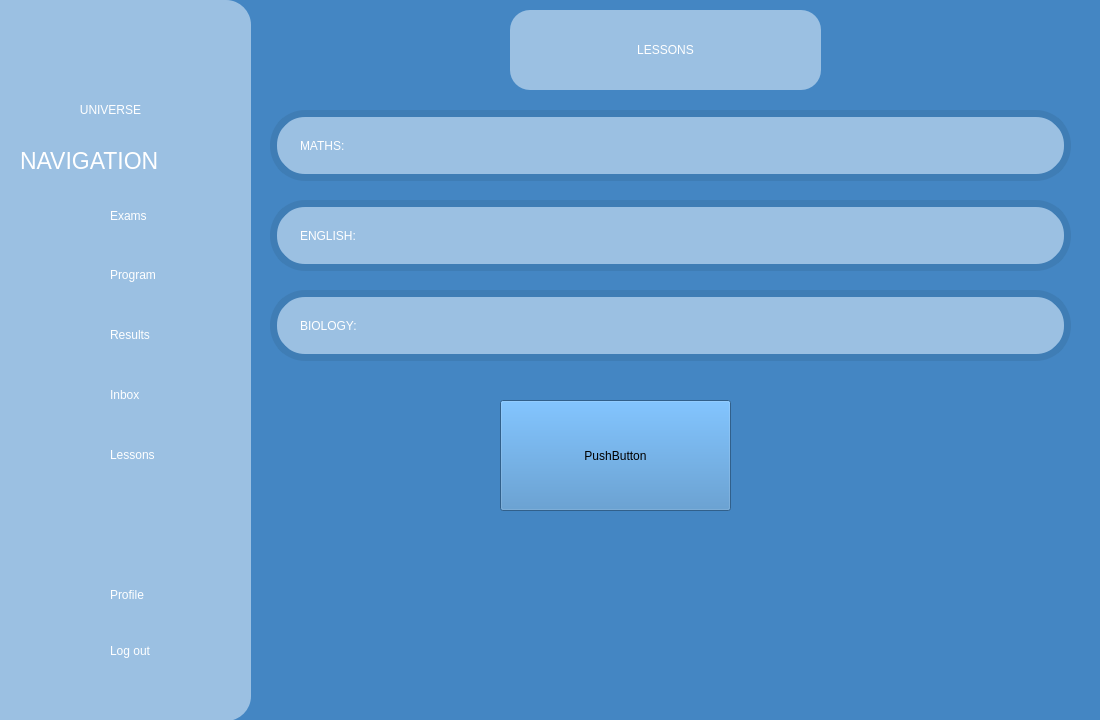
The window that AGUniverse/presentationLayer/lessons.ui (codingburgas/sprint-eschool-ag-universe) describes before a commit, drawn with Qt 5.
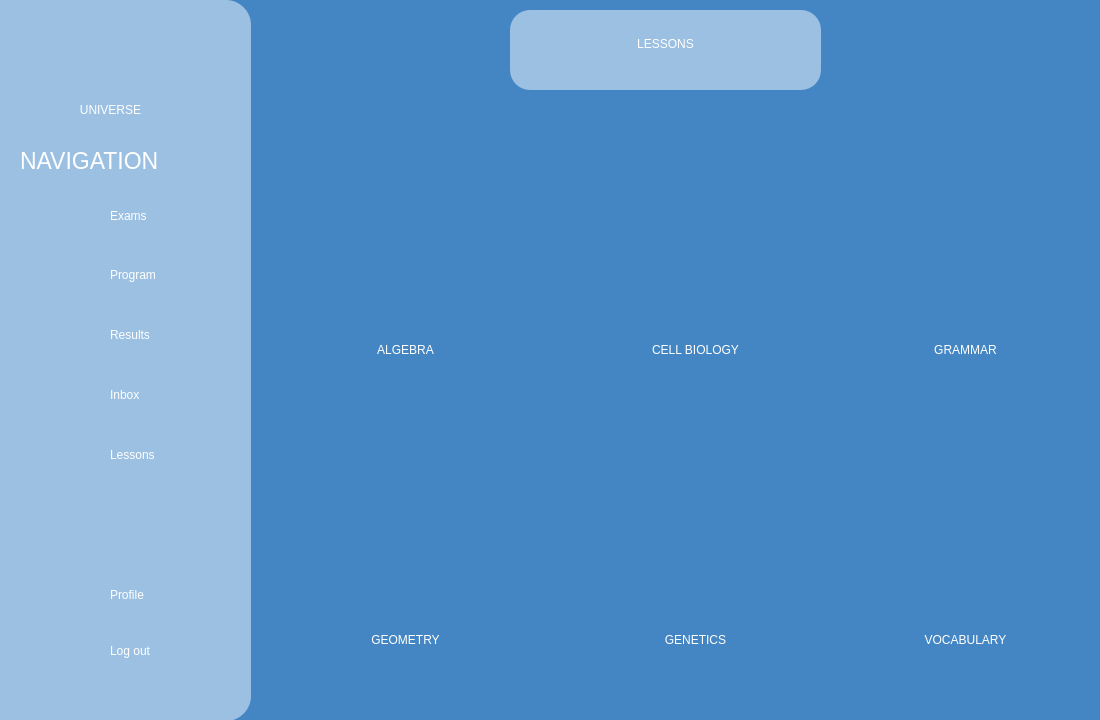
The same window after the commit. Icons and pictures are not drawn.

Commit message: Finish lessons page. Closes #46, #47

```diff
--- a/AGUniverse/presentationLayer/lessons.ui
+++ b/AGUniverse/presentationLayer/lessons.ui
@@ -40,7 +40,7 @@
     <property name="geometry">
      <rect>
       <x>10</x>
-      <y>10</y>
+      <y>4</y>
       <width>291</width>
       <height>61</height>
      </rect>
@@ -394,16 +394,14 @@
   <widget class="QLabel" name="mathsBox">
    <property name="geometry">
     <rect>
-     <x>270</x>
+     <x>294</x>
      <y>110</y>
-     <width>801</width>
-     <height>71</height>
+     <width>221</width>
+     <height>211</height>
     </rect>
    </property>
    <property name="styleSheet">
-    <string notr="true">background-color:rgb(155, 192, 226);
-border:7px solid #3F7DB5;
-border-radius:35px;</string>
+    <string notr="true">background-color:none;</string>
    </property>
    <property name="text">
     <string/>
@@ -412,104 +410,321 @@
   <widget class="QLabel" name="mathsLabel">
    <property name="geometry">
     <rect>
-     <x>300</x>
-     <y>130</y>
-     <width>741</width>
-     <height>31</height>
+     <x>260</x>
+     <y>320</y>
+     <width>291</width>
+     <height>61</height>
     </rect>
    </property>
    <property name="styleSheet">
-    <string notr="true">background-color:rgb(155, 192, 226);
-color:white;
-font: 21pt &quot;Aura&quot;;</string>
+    <string notr="true">color:white;
+font: 32pt &quot;Aura&quot;;
+background-color:none;</string>
    </property>
    <property name="text">
-    <string>MATHS:</string>
+    <string>&lt;html&gt;&lt;head/&gt;&lt;body&gt;&lt;p align=&quot;center&quot;&gt;ALGEBRA&lt;/p&gt;&lt;/body&gt;&lt;/html&gt;</string>
    </property>
   </widget>
   <widget class="QLabel" name="englishBox">
    <property name="geometry">
     <rect>
-     <x>270</x>
-     <y>200</y>
-     <width>801</width>
-     <height>71</height>
+     <x>584</x>
+     <y>110</y>
+     <width>221</width>
+     <height>211</height>
     </rect>
    </property>
    <property name="styleSheet">
-    <string notr="true">background-color:rgb(155, 192, 226);
-border:7px solid #3F7DB5;
+    <string notr="true">background-color:none;</string>
+   </property>
+   <property name="text">
+    <string/>
+   </property>
+   <property name="pixmap">
+    <pixmap resource="../resources.qrc">:/assets/images/file-icon.png</pixmap>
+   </property>
+   <property name="scaledContents">
+    <bool>true</bool>
+   </property>
+  </widget>
+  <widget class="QLabel" name="cellBiologyTitle">
+   <property name="geometry">
+    <rect>
+     <x>550</x>
+     <y>320</y>
+     <width>291</width>
+     <height>61</height>
+    </rect>
+   </property>
+   <property name="styleSheet">
+    <string notr="true">color:white;
+font: 32pt &quot;Aura&quot;;
+background-color:none;</string>
+   </property>
+   <property name="text">
+    <string>&lt;html&gt;&lt;head/&gt;&lt;body&gt;&lt;p align=&quot;center&quot;&gt;CELL BIOLOGY&lt;/p&gt;&lt;/body&gt;&lt;/html&gt;</string>
+   </property>
+  </widget>
+  <widget class="QLabel" name="grammarIcon">
+   <property name="geometry">
+    <rect>
+     <x>854</x>
+     <y>110</y>
+     <width>221</width>
+     <height>211</height>
+    </rect>
+   </property>
+   <property name="styleSheet">
+    <string notr="true">background-color:none;</string>
+   </property>
+   <property name="text">
+    <string/>
+   </property>
+   <property name="pixmap">
+    <pixmap resource="../resources.qrc">:/assets/images/file-icon.png</pixmap>
+   </property>
+   <property name="scaledContents">
+    <bool>true</bool>
+   </property>
+  </widget>
+  <widget class="QLabel" name="grammarTitle">
+   <property name="geometry">
+    <rect>
+     <x>820</x>
+     <y>320</y>
+     <width>291</width>
+     <height>61</height>
+    </rect>
+   </property>
+   <property name="styleSheet">
+    <string notr="true">color:white;
+font: 32pt &quot;Aura&quot;;
+background-color:none;</string>
+   </property>
+   <property name="text">
+    <string>&lt;html&gt;&lt;head/&gt;&lt;body&gt;&lt;p align=&quot;center&quot;&gt;GRAMMAR&lt;/p&gt;&lt;/body&gt;&lt;/html&gt;</string>
+   </property>
+  </widget>
+  <widget class="QLabel" name="geometryIcon">
+   <property name="geometry">
+    <rect>
+     <x>294</x>
+     <y>400</y>
+     <width>221</width>
+     <height>211</height>
+    </rect>
+   </property>
+   <property name="styleSheet">
+    <string notr="true">background-color:none;</string>
+   </property>
+   <property name="text">
+    <string/>
+   </property>
+   <property name="pixmap">
+    <pixmap resource="../resources.qrc">:/assets/images/file-icon.png</pixmap>
+   </property>
+   <property name="scaledContents">
+    <bool>true</bool>
+   </property>
+  </widget>
+  <widget class="QLabel" name="geometryTitle">
+   <property name="geometry">
+    <rect>
+     <x>260</x>
+     <y>610</y>
+     <width>291</width>
+     <height>61</height>
+    </rect>
+   </property>
+   <property name="styleSheet">
+    <string notr="true">color:white;
+font: 32pt &quot;Aura&quot;;
+background-color:none;</string>
+   </property>
+   <property name="text">
+    <string>&lt;html&gt;&lt;head/&gt;&lt;body&gt;&lt;p align=&quot;center&quot;&gt;GEOMETRY&lt;/p&gt;&lt;/body&gt;&lt;/html&gt;</string>
+   </property>
+  </widget>
+  <widget class="QLabel" name="geneticsTitle">
+   <property name="geometry">
+    <rect>
+     <x>550</x>
+     <y>610</y>
+     <width>291</width>
+     <height>61</height>
+    </rect>
+   </property>
+   <property name="styleSheet">
+    <string notr="true">color:white;
+font: 32pt &quot;Aura&quot;;
+background-color:none;</string>
+   </property>
+   <property name="text">
+    <string>&lt;html&gt;&lt;head/&gt;&lt;body&gt;&lt;p align=&quot;center&quot;&gt;GENETICS&lt;/p&gt;&lt;/body&gt;&lt;/html&gt;</string>
+   </property>
+  </widget>
+  <widget class="QLabel" name="geneticsIcon">
+   <property name="geometry">
+    <rect>
+     <x>584</x>
+     <y>400</y>
+     <width>221</width>
+     <height>211</height>
+    </rect>
+   </property>
+   <property name="styleSheet">
+    <string notr="true">background-color:none;</string>
+   </property>
+   <property name="text">
+    <string/>
+   </property>
+   <property name="pixmap">
+    <pixmap resource="../resources.qrc">:/assets/images/file-icon.png</pixmap>
+   </property>
+   <property name="scaledContents">
+    <bool>true</bool>
+   </property>
+  </widget>
+  <widget class="QLabel" name="vocabularyTitle">
+   <property name="geometry">
+    <rect>
+     <x>820</x>
+     <y>610</y>
+     <width>291</width>
+     <height>61</height>
+    </rect>
+   </property>
+   <property name="styleSheet">
+    <string notr="true">color:white;
+font: 32pt &quot;Aura&quot;;
+background-color:none;</string>
+   </property>
+   <property name="text">
+    <string>&lt;html&gt;&lt;head/&gt;&lt;body&gt;&lt;p align=&quot;center&quot;&gt;VOCABULARY&lt;/p&gt;&lt;/body&gt;&lt;/html&gt;</string>
+   </property>
+  </widget>
+  <widget class="QLabel" name="vocabularyIcon">
+   <property name="geometry">
+    <rect>
+     <x>854</x>
+     <y>400</y>
+     <width>221</width>
+     <height>211</height>
+    </rect>
+   </property>
+   <property name="styleSheet">
+    <string notr="true">background-color:none;</string>
+   </property>
+   <property name="text">
+    <string/>
+   </property>
+   <property name="pixmap">
+    <pixmap resource="../resources.qrc">:/assets/images/file-icon.png</pixmap>
+   </property>
+   <property name="scaledContents">
+    <bool>true</bool>
+   </property>
+  </widget>
+  <widget class="QPushButton" name="algebraButton">
+   <property name="geometry">
+    <rect>
+     <x>320</x>
+     <y>120</y>
+     <width>161</width>
+     <height>191</height>
+    </rect>
+   </property>
+   <property name="styleSheet">
+    <string notr="true">background-color:rgba(0, 0, 0, 0);
 border-radius:35px;</string>
    </property>
    <property name="text">
     <string/>
    </property>
   </widget>
-  <widget class="QLabel" name="biologyBox">
+  <widget class="QPushButton" name="cellBiologyButton">
    <property name="geometry">
     <rect>
-     <x>270</x>
-     <y>290</y>
-     <width>801</width>
-     <height>71</height>
+     <x>610</x>
+     <y>120</y>
+     <width>161</width>
+     <height>191</height>
     </rect>
    </property>
    <property name="styleSheet">
-    <string notr="true">background-color:rgb(155, 192, 226);
-border:7px solid #3F7DB5;
+    <string notr="true">background-color:rgba(0, 0, 0, 0);
 border-radius:35px;</string>
    </property>
    <property name="text">
     <string/>
    </property>
   </widget>
-  <widget class="QLabel" name="englishLabel">
+  <widget class="QPushButton" name="grammarButton">
    <property name="geometry">
     <rect>
-     <x>300</x>
-     <y>220</y>
-     <width>741</width>
-     <height>31</height>
+     <x>880</x>
+     <y>120</y>
+     <width>161</width>
+     <height>191</height>
     </rect>
    </property>
    <property name="styleSheet">
-    <string notr="true">background-color:rgb(155, 192, 226);
-color:white;
-font: 21pt &quot;Aura&quot;;</string>
+    <string notr="true">background-color:rgba(0, 0, 0, 0);
+border-radius:35px;</string>
    </property>
    <property name="text">
-    <string>ENGLISH:</string>
+    <string/>
    </property>
   </widget>
-  <widget class="QLabel" name="biologyLabel">
+  <widget class="QPushButton" name="geometryButton">
    <property name="geometry">
     <rect>
-     <x>300</x>
-     <y>310</y>
-     <width>741</width>
-     <height>31</height>
+     <x>320</x>
+     <y>410</y>
+     <width>161</width>
+     <height>191</height>
     </rect>
    </property>
    <property name="styleSheet">
-    <string notr="true">background-color:rgb(155, 192, 226);
-color:white;
-font: 21pt &quot;Aura&quot;;</string>
+    <string notr="true">background-color:rgba(0, 0, 0, 0);
+border-radius:35px;</string>
    </property>
    <property name="text">
-    <string>BIOLOGY:</string>
+    <string/>
    </property>
   </widget>
   <widget class="QPushButton" name="btnOpenPDF">
    <property name="geometry">
     <rect>
-     <x>500</x>
-     <y>400</y>
-     <width>231</width>
-     <height>111</height>
+     <x>610</x>
+     <y>410</y>
+     <width>161</width>
+     <height>191</height>
     </rect>
    </property>
+   <property name="styleSheet">
+    <string notr="true">background-color:rgba(0, 0, 0, 0);
+border-radius:35px;</string>
+   </property>
    <property name="text">
-    <string>PushButton</string>
+    <string/>
+   </property>
+  </widget>
+  <widget class="QPushButton" name="vocabularyButton">
+   <property name="geometry">
+    <rect>
+     <x>880</x>
+     <y>410</y>
+     <width>161</width>
+     <height>191</height>
+    </rect>
+   </property>
+   <property name="styleSheet">
+    <string notr="true">background-color:rgba(0, 0, 0, 0);
+border-radius:35px;</string>
+   </property>
+   <property name="text">
+    <string/>
    </property>
   </widget>
  </widget>
```
Left out of the diff: 16 changed lines with no effect on the pictures. The commit also changes 5 other files.
